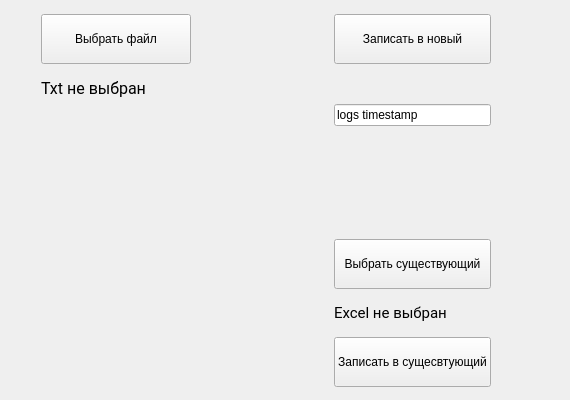
Old version of the form gui.ui in the repository Piskanaft/logs-automation.
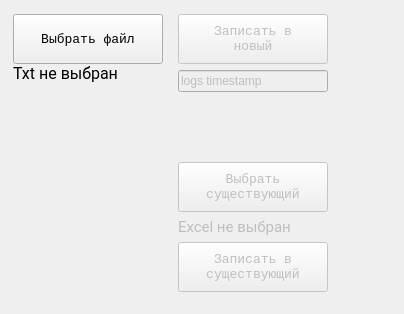
New version of the form. Icons and pictures are not drawn.

Commit message: lines found label, size policy

What changed in the file:
```diff
--- a/gui.ui
+++ b/gui.ui
@@ -6,8 +6,8 @@
    <rect>
     <x>0</x>
     <y>0</y>
-    <width>570</width>
-    <height>400</height>
+    <width>404</width>
+    <height>314</height>
    </rect>
   </property>
   <property name="baseSize">
@@ -28,9 +28,9 @@
      <number>10</number>
     </property>
     <item row="0" column="0">
-     <layout class="QGridLayout" name="gridLayout">
+     <layout class="QHBoxLayout" name="horizontalLayout">
       <property name="leftMargin">
-       <number>32</number>
+       <number>4</number>
       </property>
       <property name="topMargin">
        <number>4</number>
@@ -41,169 +41,12 @@
       <property name="bottomMargin">
        <number>4</number>
       </property>
-      <property name="verticalSpacing">
-       <number>15</number>
-      </property>
-      <item row="5" column="2">
-       <widget class="QPushButton" name="write_existing_btn">
-        <property name="minimumSize">
-         <size>
-          <width>0</width>
-          <height>50</height>
-         </size>
-        </property>
-        <property name="text">
-         <string>Записать в сущесвтующий</string>
-        </property>
-       </widget>
-      </item>
-      <item row="3" column="2">
-       <widget class="QPushButton" name="select_existing_excel_btn">
-        <property name="sizePolicy">
-         <sizepolicy hsizetype="Minimum" vsizetype="Minimum">
-          <horstretch>0</horstretch>
-          <verstretch>0</verstretch>
-         </sizepolicy>
-        </property>
-        <property name="minimumSize">
-         <size>
-          <width>0</width>
-          <height>50</height>
-         </size>
-        </property>
-        <property name="text">
-         <string>Выбрать существующий</string>
-        </property>
-       </widget>
-      </item>
-      <item row="5" column="3">
-       <widget class="QLabel" name="existing_done_tick">
-        <property name="enabled">
-         <bool>true</bool>
-        </property>
-        <property name="sizePolicy">
-         <sizepolicy hsizetype="Expanding" vsizetype="Preferred">
-          <horstretch>1</horstretch>
-          <verstretch>1</verstretch>
-         </sizepolicy>
-        </property>
-        <property name="minimumSize">
-         <size>
-          <width>0</width>
-          <height>0</height>
-         </size>
-        </property>
-        <property name="maximumSize">
-         <size>
-          <width>50</width>
-          <height>50</height>
-         </size>
-        </property>
-        <property name="sizeIncrement">
-         <size>
-          <width>1</width>
-          <height>1</height>
-         </size>
-        </property>
-        <property name="baseSize">
-         <size>
-          <width>0</width>
-          <height>0</height>
-         </size>
-        </property>
-        <property name="text">
-         <string/>
-        </property>
-        <property name="pixmap">
-         <pixmap>tick.png</pixmap>
-        </property>
-        <property name="scaledContents">
-         <bool>true</bool>
-        </property>
-       </widget>
-      </item>
-      <item row="1" column="2">
-       <widget class="QLineEdit" name="file_name_lineEdit">
-        <property name="sizePolicy">
-         <sizepolicy hsizetype="Preferred" vsizetype="Fixed">
-          <horstretch>0</horstretch>
-          <verstretch>0</verstretch>
-         </sizepolicy>
-        </property>
-        <property name="text">
-         <string>logs timestamp</string>
-        </property>
-       </widget>
-      </item>
-      <item row="0" column="3">
-       <widget class="QLabel" name="new_done_tick">
-        <property name="enabled">
-         <bool>true</bool>
-        </property>
-        <property name="sizePolicy">
-         <sizepolicy hsizetype="Preferred" vsizetype="Preferred">
-          <horstretch>1</horstretch>
-          <verstretch>1</verstretch>
-         </sizepolicy>
-        </property>
-        <property name="minimumSize">
-         <size>
-          <width>0</width>
-          <height>0</height>
-         </size>
-        </property>
-        <property name="maximumSize">
-         <size>
-          <width>50</width>
-          <height>50</height>
-         </size>
-        </property>
-        <property name="sizeIncrement">
-         <size>
-          <width>1</width>
-          <height>1</height>
-         </size>
-        </property>
-        <property name="baseSize">
-         <size>
-          <width>1</width>
-          <height>1</height>
-         </size>
-        </property>
-        <property name="lineWidth">
+      <item>
+       <layout class="QVBoxLayout" name="verticalLayout" stretch="0,0,1">
+        <property name="spacing">
          <number>0</number>
         </property>
-        <property name="text">
-         <string/>
-        </property>
-        <property name="pixmap">
-         <pixmap>tick.png</pixmap>
-        </property>
-        <property name="scaledContents">
-         <bool>true</bool>
-        </property>
-       </widget>
-      </item>
-      <item row="0" column="2">
-       <widget class="QPushButton" name="write_new_btn">
-        <property name="sizePolicy">
-         <sizepolicy hsizetype="Preferred" vsizetype="Preferred">
-          <horstretch>0</horstretch>
-          <verstretch>0</verstretch>
-         </sizepolicy>
-        </property>
-        <property name="minimumSize">
-         <size>
-          <width>0</width>
-          <height>50</height>
-         </size>
-        </property>
-        <property name="text">
-         <string>Записать в новый</string>
-        </property>
-       </widget>
-      </item>
-      <item row="0" column="0">
+        <item alignment="Qt::AlignTop">
        <widget class="QPushButton" name="select_txt_btn">
         <property name="sizePolicy">
          <sizepolicy hsizetype="Preferred" vsizetype="Preferred">
@@ -217,35 +60,177 @@
           <height>50</height>
          </size>
         </property>
+          <property name="maximumSize">
+           <size>
+            <width>150</width>
+            <height>50</height>
+           </size>
+          </property>
+          <property name="font">
+           <font>
+            <family>Consolas</family>
+            <pointsize>10</pointsize>
+           </font>
+          </property>
         <property name="text">
          <string>Выбрать файл</string>
         </property>
        </widget>
       </item>
-      <item row="1" column="3">
+        <item>
+         <widget class="QLabel" name="selected_txt_lbl">
+          <property name="sizePolicy">
+           <sizepolicy hsizetype="Preferred" vsizetype="Preferred">
+            <horstretch>0</horstretch>
+            <verstretch>0</verstretch>
+           </sizepolicy>
+          </property>
+          <property name="sizeIncrement">
+           <size>
+            <width>0</width>
+            <height>0</height>
+           </size>
+          </property>
+          <property name="font">
+           <font>
+            <family>Roboto</family>
+            <pointsize>12</pointsize>
+           </font>
+          </property>
+          <property name="acceptDrops">
+           <bool>true</bool>
+          </property>
+          <property name="text">
+           <string>Txt не выбран</string>
+          </property>
+          <property name="alignment">
+           <set>Qt::AlignLeading|Qt::AlignLeft|Qt::AlignTop</set>
+          </property>
+          <property name="wordWrap">
+           <bool>true</bool>
+          </property>
+         </widget>
+        </item>
+        <item alignment="Qt::AlignTop">
+         <widget class="QLabel" name="found_events_lbl">
+          <property name="sizePolicy">
+           <sizepolicy hsizetype="Preferred" vsizetype="Preferred">
+            <horstretch>0</horstretch>
+            <verstretch>0</verstretch>
+           </sizepolicy>
+          </property>
+          <property name="font">
+           <font>
+            <family>Roboto</family>
+            <pointsize>12</pointsize>
+           </font>
+          </property>
+          <property name="text">
+           <string/>
+          </property>
+          <property name="alignment">
+           <set>Qt::AlignLeading|Qt::AlignLeft|Qt::AlignTop</set>
+          </property>
+         </widget>
+        </item>
+       </layout>
+      </item>
+      <item>
        <spacer name="horizontalSpacer">
         <property name="orientation">
          <enum>Qt::Horizontal</enum>
         </property>
         <property name="sizeType">
-         <enum>QSizePolicy::Fixed</enum>
+         <enum>QSizePolicy::Preferred</enum>
         </property>
         <property name="sizeHint" stdset="0">
          <size>
-          <width>60</width>
+          <width>0</width>
           <height>20</height>
          </size>
         </property>
        </spacer>
       </item>
-      <item row="2" column="2">
+      <item>
+       <widget class="QWidget" name="RightMenu" native="true">
+        <layout class="QFormLayout" name="formLayout">
+         <property name="sizeConstraint">
+          <enum>QLayout::SetDefaultConstraint</enum>
+         </property>
+         <property name="formAlignment">
+          <set>Qt::AlignLeading|Qt::AlignLeft|Qt::AlignTop</set>
+         </property>
+         <property name="topMargin">
+          <number>0</number>
+         </property>
+         <property name="rightMargin">
+          <number>0</number>
+         </property>
+         <item row="0" column="0">
+          <widget class="QPushButton" name="write_new_btn">
+           <property name="enabled">
+            <bool>false</bool>
+           </property>
+           <property name="sizePolicy">
+            <sizepolicy hsizetype="Fixed" vsizetype="Fixed">
+             <horstretch>0</horstretch>
+             <verstretch>0</verstretch>
+            </sizepolicy>
+           </property>
+           <property name="minimumSize">
+            <size>
+             <width>150</width>
+             <height>50</height>
+            </size>
+           </property>
+           <property name="maximumSize">
+            <size>
+             <width>150</width>
+             <height>50</height>
+            </size>
+           </property>
+           <property name="font">
+            <font>
+             <family>Consolas</family>
+             <pointsize>10</pointsize>
+            </font>
+           </property>
+           <property name="text">
+            <string>Записать в 
+новый</string>
+           </property>
+           <property name="checkable">
+            <bool>false</bool>
+           </property>
+          </widget>
+         </item>
+         <item row="1" column="0">
+          <widget class="QLineEdit" name="file_name_lineEdit">
+           <property name="enabled">
+            <bool>false</bool>
+           </property>
+           <property name="sizePolicy">
+            <sizepolicy hsizetype="Preferred" vsizetype="Fixed">
+             <horstretch>0</horstretch>
+             <verstretch>0</verstretch>
+            </sizepolicy>
+           </property>
+           <property name="minimumSize">
+            <size>
+             <width>150</width>
+             <height>0</height>
+            </size>
+           </property>
+           <property name="text">
+            <string>logs timestamp</string>
+           </property>
+          </widget>
+         </item>
+         <item row="2" column="0">
        <spacer name="verticalSpacer">
         <property name="orientation">
          <enum>Qt::Vertical</enum>
         </property>
-        <property name="sizeType">
-         <enum>QSizePolicy::MinimumExpanding</enum>
-        </property>
         <property name="sizeHint" stdset="0">
          <size>
           <width>20</width>
@@ -254,10 +239,51 @@
         </property>
        </spacer>
       </item>
-      <item row="4" column="2">
+         <item row="3" column="0">
+          <widget class="QPushButton" name="select_existing_excel_btn">
+           <property name="enabled">
+            <bool>false</bool>
+           </property>
+           <property name="sizePolicy">
+            <sizepolicy hsizetype="Fixed" vsizetype="Fixed">
+             <horstretch>0</horstretch>
+             <verstretch>0</verstretch>
+            </sizepolicy>
+           </property>
+           <property name="minimumSize">
+            <size>
+             <width>150</width>
+             <height>50</height>
+            </size>
+           </property>
+           <property name="maximumSize">
+            <size>
+             <width>150</width>
+             <height>50</height>
+            </size>
+           </property>
+           <property name="font">
+            <font>
+             <family>Consolas</family>
+             <pointsize>10</pointsize>
+            </font>
+           </property>
+           <property name="text">
+            <string>Выбрать 
+существующий</string>
+           </property>
+           <property name="default">
+            <bool>false</bool>
+           </property>
+          </widget>
+         </item>
+         <item row="4" column="0">
        <widget class="QLabel" name="selected_xlsx_lbl">
+           <property name="enabled">
+            <bool>false</bool>
+           </property>
         <property name="sizePolicy">
-         <sizepolicy hsizetype="Preferred" vsizetype="Preferred">
+            <sizepolicy hsizetype="Preferred" vsizetype="Fixed">
           <horstretch>0</horstretch>
           <verstretch>0</verstretch>
          </sizepolicy>
@@ -276,51 +302,153 @@
         </property>
        </widget>
       </item>
+         <item row="5" column="0">
+          <widget class="QPushButton" name="write_existing_btn">
+           <property name="enabled">
+            <bool>false</bool>
+           </property>
+           <property name="sizePolicy">
+            <sizepolicy hsizetype="Fixed" vsizetype="Fixed">
+             <horstretch>0</horstretch>
+             <verstretch>0</verstretch>
+            </sizepolicy>
+           </property>
+           <property name="minimumSize">
+            <size>
+             <width>150</width>
+             <height>50</height>
+            </size>
+           </property>
+           <property name="maximumSize">
+            <size>
+             <width>150</width>
+             <height>50</height>
+            </size>
+           </property>
+           <property name="font">
+            <font>
+             <family>Consolas</family>
+             <pointsize>10</pointsize>
+            </font>
+           </property>
+           <property name="text">
+            <string>Записать в 
+существующий</string>
+           </property>
+          </widget>
+         </item>
+         <item row="5" column="1">
+          <widget class="QLabel" name="existing_done_tick">
+           <property name="enabled">
+            <bool>true</bool>
+           </property>
+           <property name="sizePolicy">
+            <sizepolicy hsizetype="Expanding" vsizetype="Preferred">
+             <horstretch>1</horstretch>
+             <verstretch>1</verstretch>
+            </sizepolicy>
+           </property>
+           <property name="minimumSize">
+            <size>
+             <width>50</width>
+             <height>50</height>
+            </size>
+           </property>
+           <property name="maximumSize">
+            <size>
+             <width>50</width>
+             <height>50</height>
+            </size>
+           </property>
+           <property name="sizeIncrement">
+            <size>
+             <width>1</width>
+             <height>1</height>
+            </size>
+           </property>
+           <property name="baseSize">
+            <size>
+             <width>0</width>
+             <height>0</height>
+            </size>
+           </property>
+           <property name="text">
+            <string/>
+           </property>
+           <property name="pixmap">
+            <pixmap>tick.png</pixmap>
+           </property>
+           <property name="scaledContents">
+            <bool>true</bool>
+           </property>
+          </widget>
+         </item>
       <item row="0" column="1">
-       <spacer name="horizontalSpacer_2">
-        <property name="orientation">
-         <enum>Qt::Horizontal</enum>
-        </property>
-        <property name="sizeHint" stdset="0">
-         <size>
-          <width>40</width>
-          <height>20</height>
-         </size>
-        </property>
-       </spacer>
-      </item>
-      <item row="1" column="0">
-       <widget class="QLabel" name="selected_txt_lbl">
+          <widget class="QLabel" name="new_done_tick">
+           <property name="enabled">
+            <bool>true</bool>
+           </property>
         <property name="sizePolicy">
-         <sizepolicy hsizetype="Preferred" vsizetype="Expanding">
-          <horstretch>0</horstretch>
-          <verstretch>0</verstretch>
-         </sizepolicy>
-        </property>
+            <sizepolicy hsizetype="Preferred" vsizetype="Preferred">
+             <horstretch>1</horstretch>
+             <verstretch>1</verstretch>
+            </sizepolicy>
+           </property>
+           <property name="minimumSize">
+            <size>
+             <width>50</width>
+             <height>50</height>
+            </size>
+           </property>
+           <property name="maximumSize">
+            <size>
+             <width>50</width>
+             <height>50</height>
+            </size>
+           </property>
         <property name="sizeIncrement">
          <size>
-          <width>0</width>
-          <height>0</height>
-         </size>
-        </property>
-        <property name="font">
-         <font>
-          <family>Roboto</family>
-          <pointsize>12</pointsize>
-         </font>
-        </property>
-        <property name="acceptDrops">
-         <bool>true</bool>
+             <width>1</width>
+             <height>1</height>
+            </size>
+           </property>
+           <property name="baseSize">
+            <size>
+             <width>1</width>
+             <height>1</height>
+            </size>
+           </property>
+           <property name="lineWidth">
+            <number>0</number>
         </property>
         <property name="text">
-         <string>Txt не выбран</string>
-        </property>
-        <property name="alignment">
-         <set>Qt::AlignLeading|Qt::AlignLeft|Qt::AlignTop</set>
-        </property>
-        <property name="wordWrap">
+            <string/>
+           </property>
+           <property name="pixmap">
+            <pixmap>tick.png</pixmap>
+           </property>
+           <property name="scaledContents">
          <bool>true</bool>
         </property>
+          </widget>
+         </item>
+         <item row="2" column="1">
+          <spacer name="horizontalSpacer_3">
+           <property name="orientation">
+            <enum>Qt::Horizontal</enum>
+           </property>
+           <property name="sizeType">
+            <enum>QSizePolicy::Fixed</enum>
+           </property>
+           <property name="sizeHint" stdset="0">
+            <size>
+             <width>50</width>
+             <height>17</height>
+            </size>
+           </property>
+          </spacer>
+         </item>
+        </layout>
        </widget>
       </item>
      </layout>
```
Lines whose indentation alone changed are shown as unchanged. The commit also changes 2 other files.
